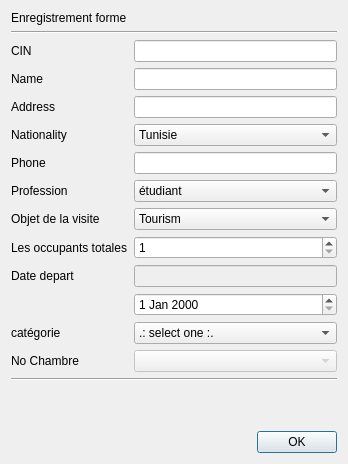
Above: checkinform.ui from abdeljalilanane/Innovative-Hotel-Manager before the change. Below: the same form after it.
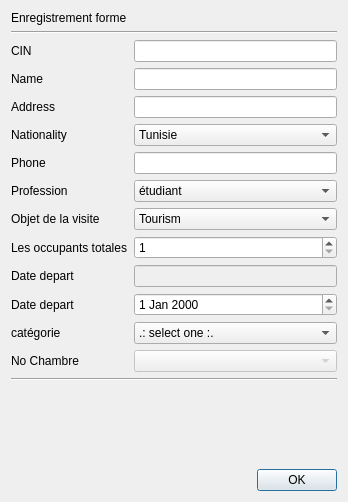
That is the form after the change.

The edit to the form file:
```diff
--- a/checkinform.ui
+++ b/checkinform.ui
@@ -7,7 +7,7 @@
     <x>0</x>
     <y>0</y>
     <width>348</width>
-    <height>464</height>
+    <height>502</height>
    </rect>
   </property>
   <property name="windowTitle">
@@ -328,6 +328,13 @@
    <item row="11" column="2">
     <widget class="QDateEdit" name="datedepart2"/>
    </item>
+   <item row="11" column="0">
+    <widget class="QLabel" name="dated2">
+     <property name="text">
+      <string>Date depart</string>
+     </property>
+    </widget>
+   </item>
   </layout>
  </widget>
  <tabstops>
```
Left out of the diff: 4 changed lines with no effect on the pictures.
